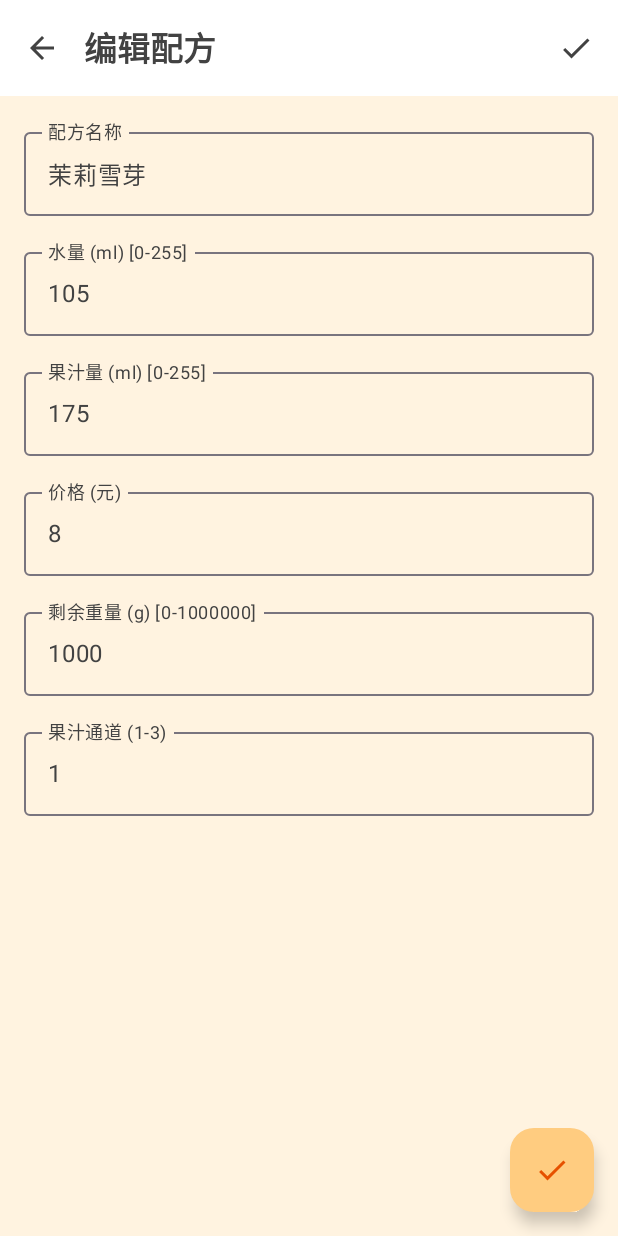
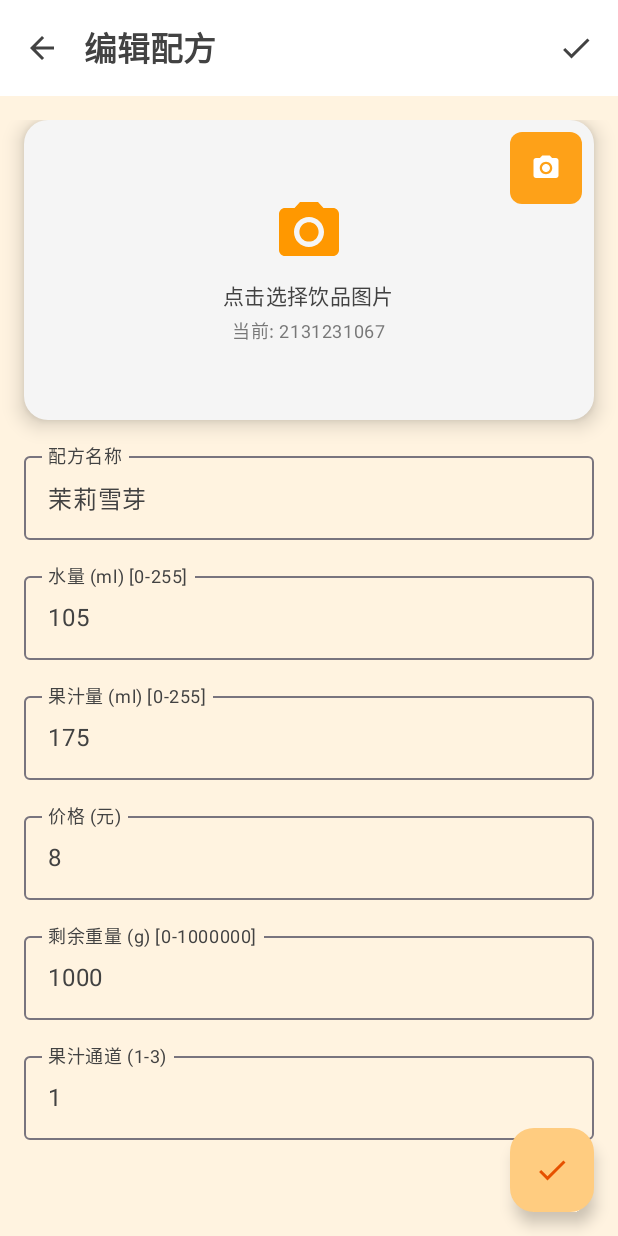
Before and after one commit to Deepmind666/fatigue_detect_APP, an Android app built with Jetpack Compose: the @Preview function EditRecipeScreenPreview, on a phone screen of 412 x 824 dp. Run offline under Robolectric (Android 15) with nearby library versions, the phone set to English and light mode, and no system bars; our stand-ins replace Room's generated code.

Commit message:
Add image selection feature for recipe editing - Add image picker UI in EditRecipeScreen - Add image selection state management in ViewModel - Add required permissions for image access - Support local image selection and preview

```diff
--- a/app/src/main/AndroidManifest.xml
+++ b/app/src/main/AndroidManifest.xml
@@ -8,6 +8,8 @@
     <uses-permission android:name="android.permission.CAMERA" />
     <uses-feature android:name="android.hardware.usb.host" />
     <uses-permission android:name="android.permission.USB_PERMISSION" tools:ignore="ProtectedPermissions" />
+    <uses-permission android:name="android.permission.READ_EXTERNAL_STORAGE" android:maxSdkVersion="32" />
+    <uses-permission android:name="android.permission.READ_MEDIA_IMAGES" />
 
     <application
         android:name=".JuiceMachineApplication"
--- a/app/src/main/java/com/example/juicemachine/ui/AppNavigation.kt
+++ b/app/src/main/java/com/example/juicemachine/ui/AppNavigation.kt
@@ -82,7 +82,9 @@ fun AppNavigation(viewModel: DrinkMenuViewModel) {
                 },
                 onNavigateBack = {
                     navController.popBackStack()
-                }
+                },
+                onImageSelected = viewModel::onImageSelected,
+                selectedImageUri = uiState.selectedImageUri
             )
         }
     }
--- a/app/src/main/java/com/example/juicemachine/ui/EditRecipeScreen.kt
+++ b/app/src/main/java/com/example/juicemachine/ui/EditRecipeScreen.kt
@@ -13,6 +13,7 @@ import androidx.compose.foundation.verticalScroll
 import androidx.compose.material.icons.Icons
 import androidx.compose.material.icons.automirrored.filled.ArrowBack
 import androidx.compose.material.icons.filled.Done
+import androidx.compose.material.icons.filled.PhotoCamera
 import androidx.compose.material3.*
 import androidx.compose.runtime.Composable
 import androidx.compose.runtime.LaunchedEffect
@@ -26,6 +27,10 @@ import androidx.compose.ui.res.painterResource
 import androidx.compose.ui.text.input.KeyboardType
 import androidx.compose.ui.tooling.preview.Preview
 import androidx.compose.ui.unit.dp
+import androidx.compose.ui.unit.sp
+import androidx.compose.ui.text.font.FontWeight
+import androidx.compose.foundation.shape.RoundedCornerShape
+import androidx.compose.ui.graphics.Color
 import coil.compose.AsyncImage
 import coil.request.ImageRequest
 import com.example.juicemachine.R
@@ -45,11 +50,19 @@ fun EditRecipeScreen(
     onStockChange: (String) -> Unit,
     onJuiceChannelChange: (String) -> Unit,
     onSave: () -> Unit,
-    onNavigateBack: () -> Unit
+    onNavigateBack: () -> Unit,
+    onImageSelected: (Uri?) -> Unit = {}, // 新增：图片选择回调
+    selectedImageUri: Uri? = null // 新增：选中的图片URI
 ) {
     val isNewRecipe = recipe.id == 0
     val isSavable = recipe.name.isNotBlank() && recipe.water > 0 && recipe.juice > 0 && recipe.price > 0 && recipe.juiceChannel in 1..3
 
+    // 图片选择器
+    val imagePickerLauncher = rememberLauncherForActivityResult(
+        contract = ActivityResultContracts.PickVisualMedia()
+    ) { uri ->
+        onImageSelected(uri)
+    }
 
     Scaffold(
         topBar = {
@@ -80,6 +93,95 @@ fun EditRecipeScreen(
                 .verticalScroll(rememberScrollState())
                 .fillMaxSize()
         ) {
+            // 新增：图片选择区域
+            Card(
+                modifier = Modifier
+                    .fillMaxWidth()
+                    .height(200.dp),
+                shape = RoundedCornerShape(16.dp),
+                elevation = CardDefaults.cardElevation(defaultElevation = 8.dp),
+                colors = CardDefaults.cardColors(
+                    containerColor = MaterialTheme.colorScheme.surfaceVariant
+                )
+            ) {
+                Box(
+                    modifier = Modifier
+                        .fillMaxSize()
+                        .clickable {
+                            imagePickerLauncher.launch(
+                                PickVisualMediaRequest(ActivityResultContracts.PickVisualMedia.ImageOnly)
+                            )
+                        },
+                    contentAlignment = Alignment.Center
+                ) {
+                    if (selectedImageUri != null) {
+                        // 显示选中的图片
+                        AsyncImage(
+                            model = ImageRequest.Builder(LocalContext.current)
+                                .data(selectedImageUri)
+                                .crossfade(true)
+                                .build(),
+                            contentDescription = "饮品图片",
+                            modifier = Modifier.fillMaxSize(),
+                            contentScale = ContentScale.Crop
+                        )
+                    } else {
+                        // 显示默认图片或占位符
+                        Column(
+                            horizontalAlignment = Alignment.CenterHorizontally,
+                            verticalArrangement = Arrangement.Center
+                        ) {
+                            Icon(
+                                Icons.Filled.PhotoCamera,
+                                contentDescription = "选择图片",
+                                modifier = Modifier.size(48.dp),
+                                tint = MaterialTheme.colorScheme.primary
+                            )
+                            Spacer(modifier = Modifier.height(8.dp))
+                            Text(
+                                text = "点击选择饮品图片",
+                                style = MaterialTheme.typography.bodyMedium,
+                                color = MaterialTheme.colorScheme.onSurfaceVariant
+                            )
+                            Spacer(modifier = Modifier.height(4.dp))
+                            Text(
+                                text = "当前: ${getDrawableForRecipe(recipe.name)}",
+                                style = MaterialTheme.typography.bodySmall,
+                                color = MaterialTheme.colorScheme.onSurfaceVariant.copy(alpha = 0.7f)
+                            )
+                        }
+                    }
+
+                    // 选择按钮覆盖层
+                    Card(
+                        modifier = Modifier
+                            .align(Alignment.TopEnd)
+                            .padding(8.dp),
+                        shape = RoundedCornerShape(8.dp),
+                        colors = CardDefaults.cardColors(
+                            containerColor = MaterialTheme.colorScheme.primary.copy(alpha = 0.9f)
+                        )
+                    ) {
+                        IconButton(
+                            onClick = {
+                                imagePickerLauncher.launch(
+                                    PickVisualMediaRequest(ActivityResultContracts.PickVisualMedia.ImageOnly)
+                                )
+                            }
+                        ) {
+                            Icon(
+                                Icons.Filled.PhotoCamera,
+                                contentDescription = "选择图片",
+                                tint = Color.White,
+                                modifier = Modifier.size(20.dp)
+                            )
+                        }
+                    }
+                }
+            }
+
+            Spacer(modifier = Modifier.height(16.dp))
+
             OutlinedTextField(
                 value = recipe.name,
                 onValueChange = onNameChange,
@@ -143,6 +245,16 @@ fun EditRecipeScreen(
     }
 }
 
+// 添加获取饮品图片的函数（与DrinkMenuScreen保持一致）
+private fun getDrawableForRecipe(recipeName: String): Int {
+    return when (recipeName) {
+        "茉莉雪芽" -> R.drawable.mo_li_xue_ya
+        "柳橙百香" -> R.drawable.liu_cheng_bai_xiang
+        "满杯桑葚" -> R.drawable.man_bei_sang_shen
+        else -> R.drawable.placeholder
+    }
+}
+
 @Preview(showBackground = true)
 @Composable
 fun EditRecipeScreenPreview() {
@@ -156,7 +268,9 @@ fun EditRecipeScreenPreview() {
             onStockChange = {},
             onJuiceChannelChange = {},
             onSave = {},
-            onNavigateBack = {}
+            onNavigateBack = {},
+            onImageSelected = {},
+            selectedImageUri = null
         )
     }
 }
```
Also changed, not shown: app/src/main/java/com/example/juicemachine/ui/viewmodel/DrinkMenuViewModel.kt (+13 -1 lines).
